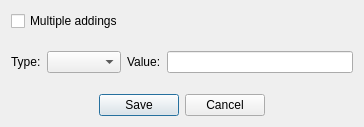
This is ToulouseCompiler/ToulouseCompiler/addDialog.ui in ajvs0003/ToulouseCompiler as Qt 5 draws it before an edit. The edited form follows.
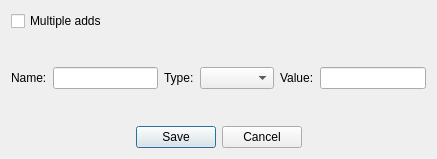
This is the edited form.

What changed in the file:
```diff
--- a/ToulouseCompiler/ToulouseCompiler/addDialog.ui
+++ b/ToulouseCompiler/ToulouseCompiler/addDialog.ui
@@ -6,10 +6,15 @@
    <rect>
     <x>0</x>
     <y>0</y>
-    <width>364</width>
-    <height>127</height>
+    <width>437</width>
+    <height>159</height>
    </rect>
   </property>
+  <property name="font">
+   <font>
+    <family>Arial</family>
+   </font>
+  </property>
   <property name="windowTitle">
    <string>addDialog</string>
   </property>
@@ -19,7 +24,7 @@
      <item>
       <widget class="QCheckBox" name="checkBox">
        <property name="text">
-        <string>Multiple addings</string>
+        <string>Multiple adds</string>
        </property>
       </widget>
      </item>
@@ -38,6 +43,27 @@
      </item>
      <item>
       <layout class="QHBoxLayout" name="horizontalLayout_3">
+       <item>
+        <layout class="QHBoxLayout" name="horizontalLayout_5">
+         <item>
+          <widget class="QLabel" name="label_3">
+           <property name="text">
+            <string>Name:</string>
+           </property>
+          </widget>
+         </item>
+         <item>
+          <widget class="QLineEdit" name="nameVar">
+           <property name="sizePolicy">
+            <sizepolicy hsizetype="Preferred" vsizetype="Fixed">
+             <horstretch>0</horstretch>
+             <verstretch>0</verstretch>
+            </sizepolicy>
+           </property>
+          </widget>
+         </item>
+        </layout>
+       </item>
        <item>
         <layout class="QHBoxLayout" name="horizontalLayout_2">
          <item>
```
